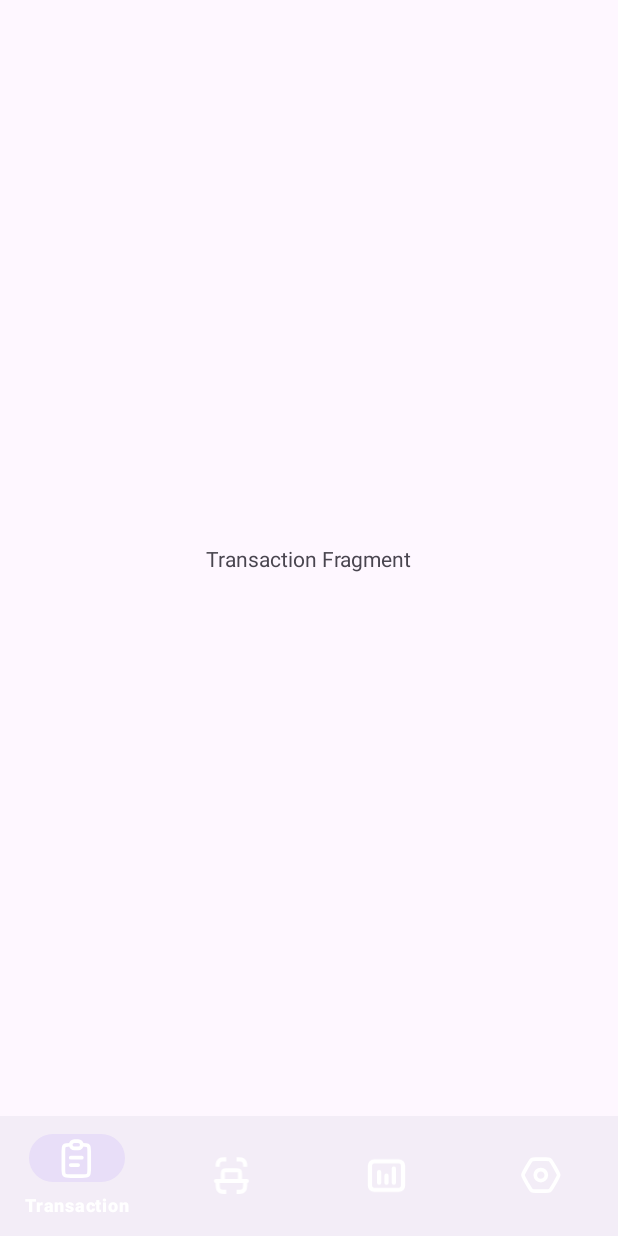
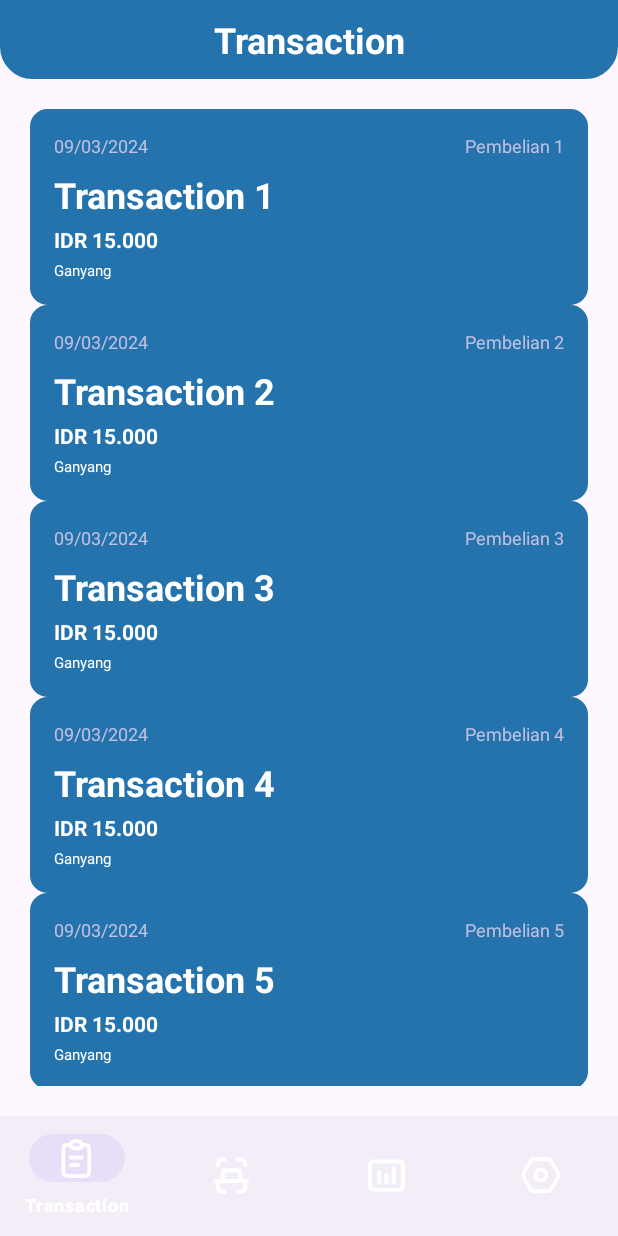
Before and after one commit to febryanarota/-IF3210-2024-Android-VBD, an Android app: the screen it shows after launch (MainActivity), on a phone screen of 412 x 824 dp. Run offline under Robolectric (Android 15) with nearby library versions, the phone set to English and light mode, and no system bars.

Commit message:
feat: list of transaction

```diff
--- a/app/src/main/java/com/example/bondoman/activities/MainActivity.kt
+++ b/app/src/main/java/com/example/bondoman/activities/MainActivity.kt
@@ -2,7 +2,6 @@ package com.example.bondoman.activities
 
 import androidx.appcompat.app.AppCompatActivity
 import android.os.Bundle
-import android.view.SurfaceControl.Transaction
 import androidx.fragment.app.Fragment
 import com.example.bondoman.R
 import com.example.bondoman.databinding.ActivityMainBinding
--- a/app/src/main/java/com/example/bondoman/fragments/TransactionFragment.kt
+++ b/app/src/main/java/com/example/bondoman/fragments/TransactionFragment.kt
@@ -5,8 +5,11 @@ import android.view.LayoutInflater
 import android.view.View
 import android.view.ViewGroup
 import androidx.fragment.app.Fragment
+import androidx.recyclerview.widget.LinearLayoutManager
 import com.example.bondoman.R
+import com.example.bondoman.adapter.TransactionAdapter
 import com.example.bondoman.databinding.TransactionFragmentBinding
+import com.example.bondoman.models.Transaction
 
 class TransactionFragment: Fragment() {
     private var _binding: TransactionFragmentBinding? = null
@@ -16,17 +19,26 @@ class TransactionFragment: Fragment() {
         inflater: LayoutInflater, container: ViewGroup?,
         savedInstanceState: Bundle?
     ): View {
-        // Inflate the layout for this fragment
         _binding = TransactionFragmentBinding.inflate(inflater, container, false)
+
+        val transactions = createTransaction()
+        binding.rvTransactions.adapter = TransactionAdapter(requireContext(), transactions)
+        binding.rvTransactions.layoutManager = LinearLayoutManager(requireContext())
         return binding.root
+    }
+
+    private fun createTransaction(): List<Transaction> {
+        val transactions = mutableListOf<Transaction>()
+        for (i in 1..150) transactions.add(Transaction("Transaction $i", "Pembelian $i", "IDR 15.000", "09/03/2024", "Ganyang"))
+        return transactions
     }
 
 //    override fun onViewCreated(view: View, savedInstanceState: Bundle?) {
 //        super.onViewCreated(view, savedInstanceState)
 //    }
 //
-//    override fun onDestroyView() {
-//        super.onDestroyView()
-//        _binding = null
-//    }
+    override fun onDestroyView() {
+        super.onDestroyView()
+        _binding = null
+    }
 }
--- /dev/null
+++ b/app/src/main/res/drawable/transaction_title_holder.xml
@@ -0,0 +1,22 @@
+<?xml version="1.0" encoding="utf-8"?>
+<shape xmlns:android="http://schemas.android.com/apk/res/android">
+    <solid android:color="@color/P1" />
+    <stroke
+        android:width="3dp"
+        android:color="@color/P1" />
+
+    <gradient
+        android:angle="90"
+        android:endColor="@color/P1"
+        android:startColor="@color/P1" />
+
+    <padding
+        android:bottom="10dp"
+        android:left="10dp"
+        android:right="10dp"
+        android:top="10dp" />
+
+    <corners
+        android:bottomLeftRadius="20dp"
+        android:bottomRightRadius="20dp" />
+</shape>
--- a/app/src/main/res/layout/item_transaction.xml
+++ b/app/src/main/res/layout/item_transaction.xml
@@ -4,7 +4,7 @@
     xmlns:tools="http://schemas.android.com/tools"
     android:layout_width="match_parent"
     android:layout_height="wrap_content"
-    android:background="@drawable/shape"
+    android:background="@drawable/transaction_card"
     android:padding="8dp">
 
     <TextView
--- a/app/src/main/res/layout/transaction_fragment.xml
+++ b/app/src/main/res/layout/transaction_fragment.xml
@@ -5,13 +5,30 @@
     android:layout_width="match_parent"
     android:layout_height="match_parent">
 
-    <TextView
-        android:id="@+id/textView"
-        android:layout_width="wrap_content"
-        android:layout_height="wrap_content"
-        android:text="Transaction Fragment"
+    <androidx.recyclerview.widget.RecyclerView
+        android:id="@+id/rvTransactions"
+        android:layout_width="0dp"
+        android:layout_height="0dp"
+        android:padding="20dp"
+        app:flow_verticalGap="30dp"
         app:layout_constraintBottom_toBottomOf="parent"
         app:layout_constraintEnd_toEndOf="parent"
         app:layout_constraintStart_toStartOf="parent"
-        app:layout_constraintTop_toTopOf="parent" />
+        app:layout_constraintTop_toBottomOf="@+id/tvTransaction" />
+
+    <TextView
+        android:id="@+id/tvTransaction"
+        android:layout_width="0dp"
+        android:layout_height="wrap_content"
+        android:background="@drawable/transaction_title_holder"
+        android:text="Transaction"
+        android:textAlignment="center"
+        android:textColor="@color/white"
+        android:textSize="24sp"
+        android:textStyle="bold"
+        app:layout_constraintBottom_toTopOf="@+id/rvTransactions"
+        app:layout_constraintEnd_toEndOf="parent"
+        app:layout_constraintStart_toStartOf="parent"
+        app:layout_constraintTop_toTopOf="parent"
+        tools:text="Transaction" />
 </androidx.constraintlayout.widget.ConstraintLayout>
--- a/app/src/main/res/values/colors.xml
+++ b/app/src/main/res/values/colors.xml
@@ -2,6 +2,6 @@
 <resources>
     <color name="black">#FF000000</color>
     <color name="white">#FFFFFFFF</color>
-    <color name="P1">#FF4198D7</color>
+    <color name="P1">#FF2473AC</color>
     <color name="P5">#FFC2C0E2</color>
 </resources>
--- a/app/src/main/res/values/strings.xml
+++ b/app/src/main/res/values/strings.xml
@@ -1,5 +1,4 @@
 <resources>
     <string name="app_name">BondoMan</string>
-    <!-- TODO: Remove or change this placeholder text -->
     <string name="hello_blank_fragment">Hello blank fragment</string>
 </resources>
```
Also changed, not shown: app/src/main/res/drawable/transaction_card.xml (renamed from app/src/main/res/drawable/shape.xml).
